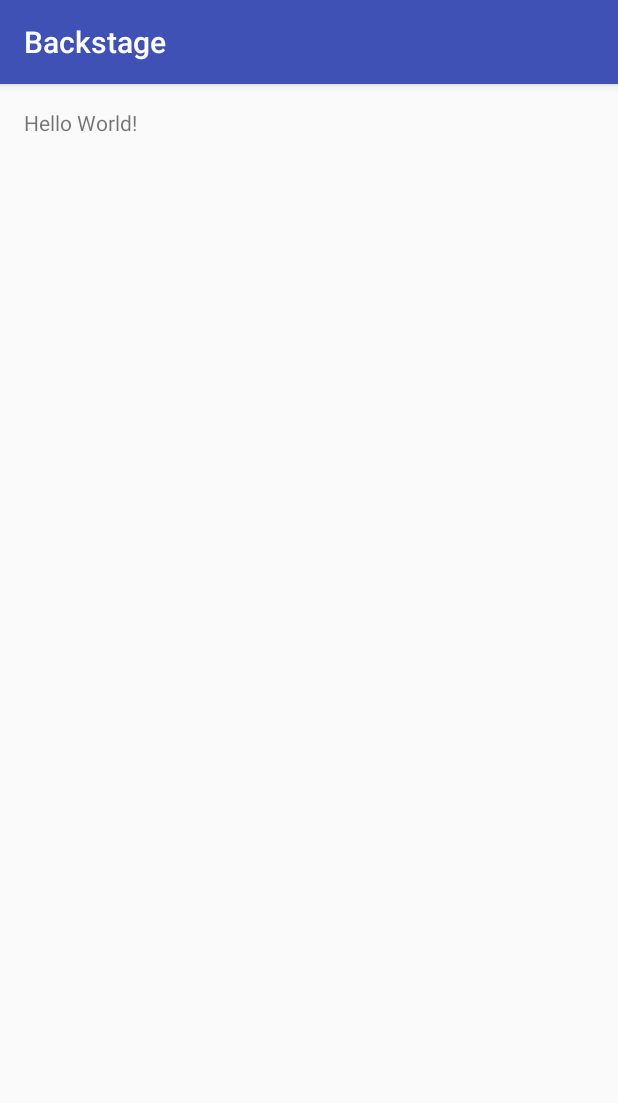
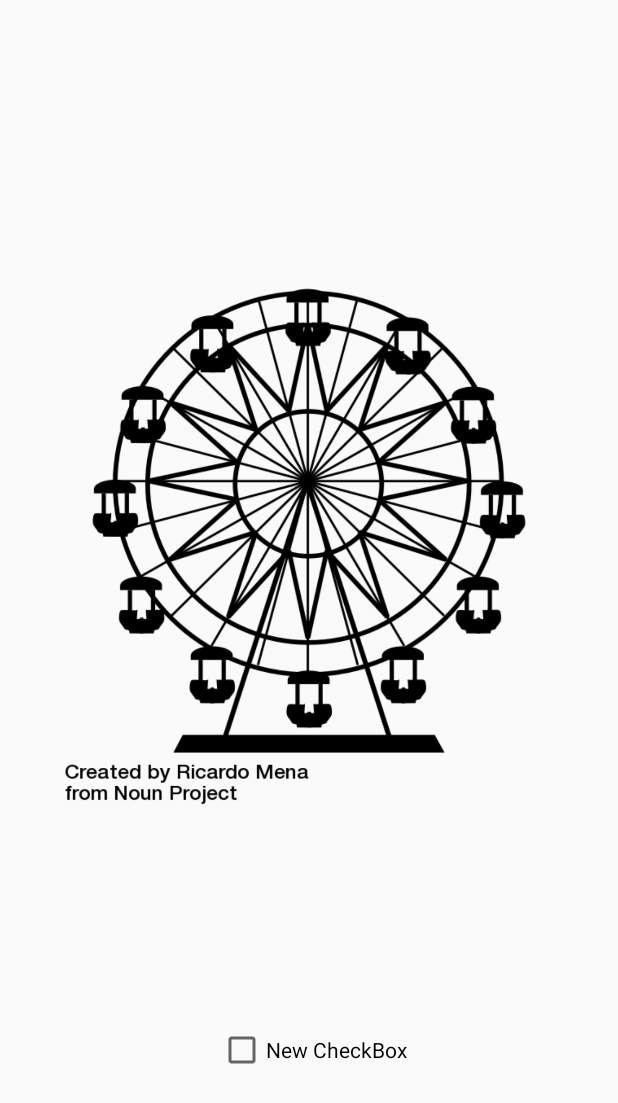
Before and after one commit to NoemieD/Backstage, an Android app: the first screen one second after launch (MainActivity before the commit, SplashScreen after it), on a phone screen of 412 x 824 dp. Shown: the top 1103 px of the screen. Run offline under Robolectric (Android 15) with nearby library versions, the phone set to English and light mode, and no system bars.

Commit message:
Initial SplashScreen

```diff
--- a/app/src/main/AndroidManifest.xml
+++ b/app/src/main/AndroidManifest.xml
@@ -8,13 +8,21 @@
         android:label="@string/app_name"
         android:supportsRtl="true"
         android:theme="@style/AppTheme" >
-        <activity android:name=".MainActivity" >
+        <!-- Splash screen -->
+        <activity
+            android:name=".splashScreen.SplashScreen"
+            android:label="@string/app_name"
+            android:screenOrientation="portrait">
             <intent-filter>
                 <action android:name="android.intent.action.MAIN" />
-
                 <category android:name="android.intent.category.LAUNCHER" />
             </intent-filter>
         </activity>
+
+        <!-- Main activity -->
+        <activity android:name=".MainActivity" >
+        </activity>
+
     </application>
 
 </manifest>
--- /dev/null
+++ b/app/src/main/java/com/gobelinscrm14/noemiediaz/backstage/splashScreen/SplashScreen.java
@@ -0,0 +1,35 @@
+package com.gobelinscrm14.noemiediaz.backstage.splashScreen;
+
+import android.content.Intent;
+import android.os.Handler;
+import android.support.v7.app.AppCompatActivity;
+import android.os.Bundle;
+
+import com.gobelinscrm14.noemiediaz.backstage.MainActivity;
+import com.gobelinscrm14.noemiediaz.backstage.R;
+
+public class SplashScreen extends AppCompatActivity {
+
+    // Splash screen timer
+    private static int SPLASH_TIME_OUT = 3000;
+
+    @Override
+    protected void onCreate(Bundle savedInstanceState) {
+        super.onCreate(savedInstanceState);
+        setContentView(R.layout.activity_splash_screen);
+
+        new Handler().postDelayed(new Runnable() {
+
+            @Override
+            public void run() {
+                // When the timer is over change activity
+                Intent intent = new Intent(SplashScreen.this, MainActivity.class);
+                startActivity(intent);
+
+                // close this activity
+                finish();
+            }
+        }, SPLASH_TIME_OUT);
+
+    }
+}
--- /dev/null
+++ b/app/src/main/res/layout/activity_splash_screen.xml
@@ -0,0 +1,28 @@
+<?xml version="1.0" encoding="utf-8"?>
+<RelativeLayout xmlns:android="http://schemas.android.com/apk/res/android"
+    xmlns:tools="http://schemas.android.com/tools" android:layout_width="match_parent"
+    android:layout_height="match_parent" android:paddingLeft="@dimen/activity_horizontal_margin"
+    android:paddingRight="@dimen/activity_horizontal_margin"
+    android:paddingTop="@dimen/activity_vertical_margin"
+    android:paddingBottom="@dimen/activity_vertical_margin"
+    tools:context="com.gobelinscrm14.noemiediaz.backstage.splashScreen.SplashScreen">
+
+    <ImageView
+        android:layout_width="wrap_content"
+        android:layout_height="wrap_content"
+        android:id="@+id/imageSplashScreen"
+        android:src="@drawable/logo"
+        android:layout_centerHorizontal="true" />
+
+    <CheckBox
+        android:layout_width="wrap_content"
+        android:layout_height="wrap_content"
+        android:text="New CheckBox"
+        android:id="@+id/checkBox"
+        android:layout_alignBottom="@+id/imageSplashScreen"
+        android:layout_alignParentLeft="true"
+        android:layout_alignParentStart="true"
+        android:layout_marginLeft="129dp"
+        android:layout_marginStart="129dp" />
+
+</RelativeLayout>
--- a/app/src/main/res/values/styles.xml
+++ b/app/src/main/res/values/styles.xml
@@ -1,7 +1,7 @@
 <resources>
 
     <!-- Base application theme. -->
-    <style name="AppTheme" parent="Theme.AppCompat.Light.DarkActionBar">
+    <style name="AppTheme" parent="@style/Theme.AppCompat.Light.NoActionBar">
         <!-- Customize your theme here. -->
         <item name="colorPrimary">@color/colorPrimary</item>
         <item name="colorPrimaryDark">@color/colorPrimaryDark</item>
```
Also changed, not shown: app/src/main/res/drawable/logo.png (added).
